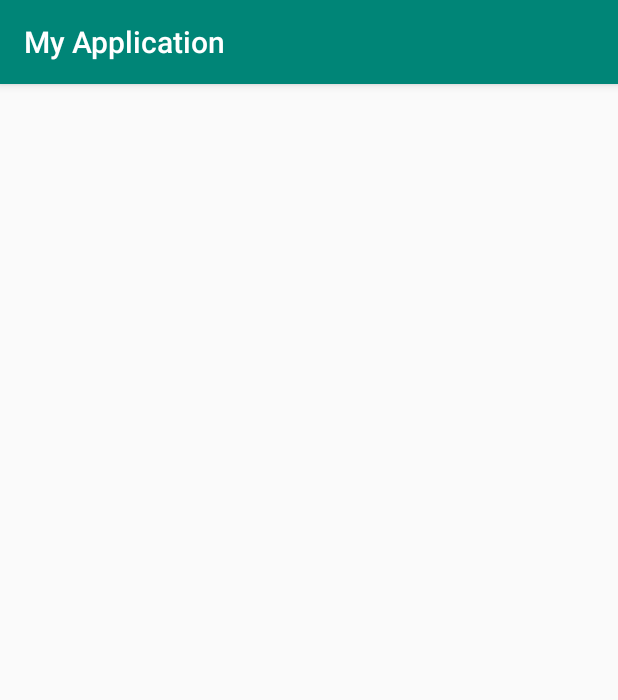
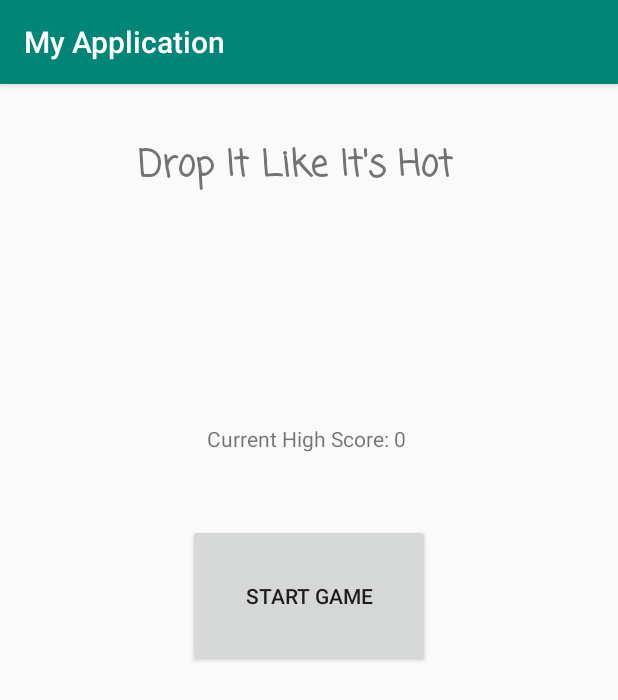
Before and after one commit to cadenorm/DropItLikeItsHot, an Android app: the screen it shows after launch (MainActivity), on a phone screen of 412 x 824 dp. Shown: the top 700 px of the screen. Run offline under Robolectric (Android 15) with nearby library versions, the phone set to English and light mode, and no system bars.

Commit message:
Update activity_main.xml

```diff
--- a/Project/app/src/main/res/layout/activity_main.xml
+++ b/Project/app/src/main/res/layout/activity_main.xml
@@ -6,4 +6,52 @@
     android:layout_height="match_parent"
     tools:context=".MainActivity">
 
+    <TextView
+        android:id="@+id/textView"
+        android:layout_width="wrap_content"
+        android:layout_height="wrap_content"
+        android:layout_marginStart="92dp"
+        android:layout_marginLeft="92dp"
+        android:layout_marginTop="36dp"
+        android:layout_marginEnd="92dp"
+        android:layout_marginRight="92dp"
+        android:text="Drop It Like It's Hot"
+        android:textSize="24sp"
+        android:textStyle="bold"
+        app:fontFamily="casual"
+        app:layout_constraintEnd_toEndOf="parent"
+        app:layout_constraintHorizontal_bias="0.0"
+        app:layout_constraintStart_toStartOf="parent"
+        app:layout_constraintTop_toTopOf="parent" />
+
+    <Button
+        android:id="@+id/startButton"
+        android:layout_width="161dp"
+        android:layout_height="95dp"
+        android:layout_marginStart="125dp"
+        android:layout_marginLeft="125dp"
+        android:layout_marginTop="220dp"
+        android:layout_marginEnd="125dp"
+        android:layout_marginRight="125dp"
+        android:text="Start Game"
+        app:layout_constraintEnd_toEndOf="parent"
+        app:layout_constraintHorizontal_bias="0.0"
+        app:layout_constraintStart_toStartOf="parent"
+        app:layout_constraintTop_toBottomOf="@+id/textView" />
+
+    <TextView
+        android:id="@+id/textView2"
+        android:layout_width="wrap_content"
+        android:layout_height="wrap_content"
+        android:layout_marginStart="138dp"
+        android:layout_marginLeft="138dp"
+        android:layout_marginTop="153dp"
+        android:layout_marginEnd="139dp"
+        android:layout_marginRight="139dp"
+        android:text="Current High Score: 0"
+        app:layout_constraintEnd_toEndOf="parent"
+        app:layout_constraintHorizontal_bias="0.0"
+        app:layout_constraintStart_toStartOf="parent"
+        app:layout_constraintTop_toBottomOf="@+id/textView" />
+
 </androidx.constraintlayout.widget.ConstraintLayout>
```
